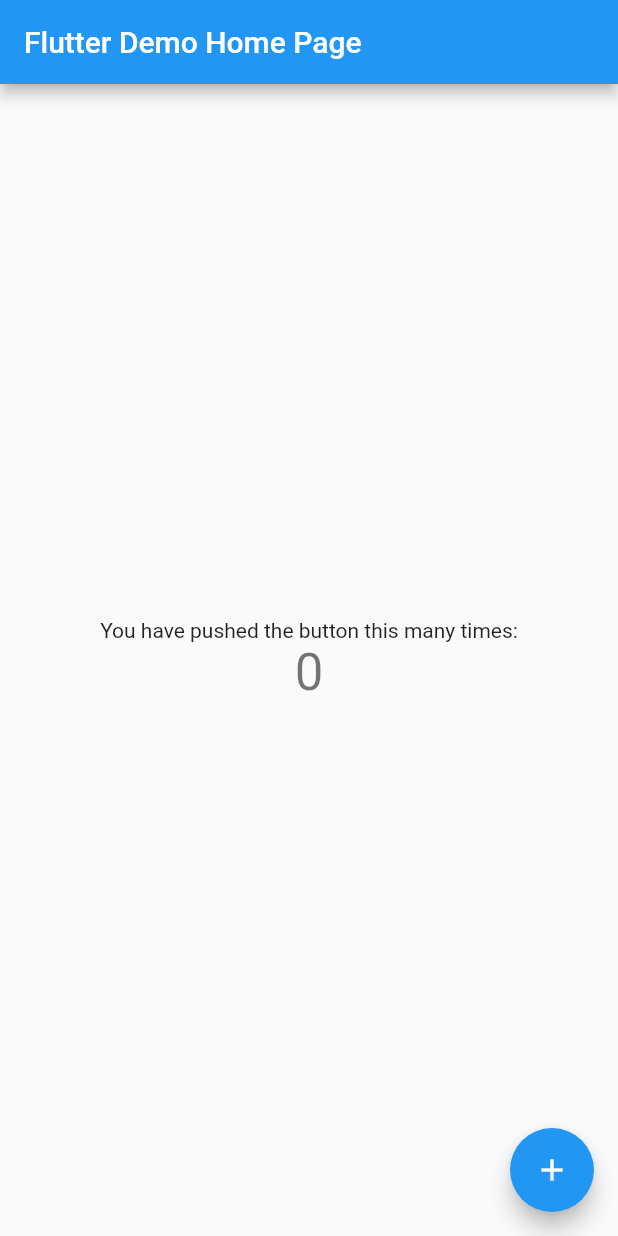
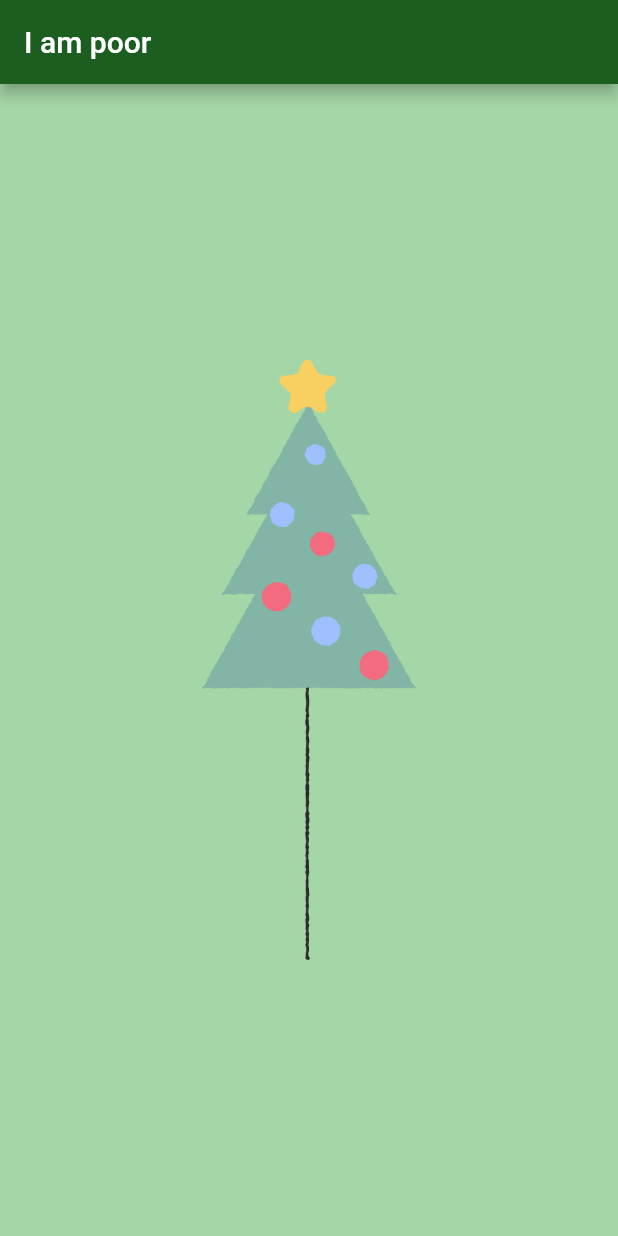
Before and after one commit to zod4iy/FlutterBootCamp, a Flutter app: the screen it shows after launch, on a phone screen of 412 x 824 dp. Run offline on Flutter 3.47's test engine with Material 2 defaults, Android fonts, the phone set to English and light mode, and no system bars.

Commit message:
[i_am_poor] - Create simple screen with image

```diff
--- a/i_am_poor/lib/main.dart
+++ b/i_am_poor/lib/main.dart
@@ -1,115 +1,23 @@
 import 'package:flutter/material.dart';
 
 void main() {
-  runApp(const MyApp());
+  runApp(
+    MaterialApp(
+      home: Scaffold(
+        appBar: AppBar(
+          title: const Text('I am poor'),
+          backgroundColor: Colors.green[900],
+        ),
+        body: const Center(
+            child: Image(
+              image: AssetImage('images/christmas.png'),
+              height: 400,
+              width: 150,
+            ),
+        ),
+        backgroundColor: Colors.green[200],
+      ),
+      debugShowCheckedModeBanner: false,
+    ),
+  );
 }
-
-class MyApp extends StatelessWidget {
-  const MyApp({Key? key}) : super(key: key);
-
-  // This widget is the root of your application.
-  @override
-  Widget build(BuildContext context) {
-    return MaterialApp(
-      title: 'Flutter Demo',
-      theme: ThemeData(
-        // This is the theme of your application.
-        //
-        // Try running your application with "flutter run". You'll see the
-        // application has a blue toolbar. Then, without quitting the app, try
-        // changing the primarySwatch below to Colors.green and then invoke
-        // "hot reload" (press "r" in the console where you ran "flutter run",
-        // or simply save your changes to "hot reload" in a Flutter IDE).
-        // Notice that the counter didn't reset back to zero; the application
-        // is not restarted.
-        primarySwatch: Colors.blue,
-      ),
-      home: const MyHomePage(title: 'Flutter Demo Home Page'),
-    );
-  }
-}
-
-class MyHomePage extends StatefulWidget {
-  const MyHomePage({Key? key, required this.title}) : super(key: key);
-
-  // This widget is the home page of your application. It is stateful, meaning
-  // that it has a State object (defined below) that contains fields that affect
-  // how it looks.
-
-  // This class is the configuration for the state. It holds the values (in this
-  // case the title) provided by the parent (in this case the App widget) and
-  // used by the build method of the State. Fields in a Widget subclass are
-  // always marked "final".
-
-  final String title;
-
-  @override
-  State<MyHomePage> createState() => _MyHomePageState();
-}
-
-class _MyHomePageState extends State<MyHomePage> {
-  int _counter = 0;
-
-  void _incrementCounter() {
-    setState(() {
-      // This call to setState tells the Flutter framework that something has
-      // changed in this State, which causes it to rerun the build method below
-      // so that the display can reflect the updated values. If we changed
-      // _counter without calling setState(), then the build method would not be
-      // called again, and so nothing would appear to happen.
-      _counter++;
-    });
-  }
-
-  @override
-  Widget build(BuildContext context) {
-    // This method is rerun every time setState is called, for instance as done
-    // by the _incrementCounter method above.
-    //
-    // The Flutter framework has been optimized to make rerunning build methods
-    // fast, so that you can just rebuild anything that needs updating rather
-    // than having to individually change instances of widgets.
-    return Scaffold(
-      appBar: AppBar(
-        // Here we take the value from the MyHomePage object that was created by
-        // the App.build method, and use it to set our appbar title.
-        title: Text(widget.title),
-      ),
-      body: Center(
-        // Center is a layout widget. It takes a single child and positions it
-        // in the middle of the parent.
-        child: Column(
-          // Column is also a layout widget. It takes a list of children and
-          // arranges them vertically. By default, it sizes itself to fit its
-          // children horizontally, and tries to be as tall as its parent.
-          //
-          // Invoke "debug painting" (press "p" in the console, choose the
-          // "Toggle Debug Paint" action from the Flutter Inspector in Android
-          // Studio, or the "Toggle Debug Paint" command in Visual Studio Code)
-          // to see the wireframe for each widget.
-          //
-          // Column has various properties to control how it sizes itself and
-          // how it positions its children. Here we use mainAxisAlignment to
-          // center the children vertically; the main axis here is the vertical
-          // axis because Columns are vertical (the cross axis would be
-          // horizontal).
-          mainAxisAlignment: MainAxisAlignment.center,
-          children: <Widget>[
-            const Text(
-              'You have pushed the button this many times:',
-            ),
-            Text(
-              '$_counter',
-              style: Theme.of(context).textTheme.headline4,
-            ),
-          ],
-        ),
-      ),
-      floatingActionButton: FloatingActionButton(
-        onPressed: _incrementCounter,
-        tooltip: 'Increment',
-        child: const Icon(Icons.add),
-      ), // This trailing comma makes auto-formatting nicer for build methods.
-    );
-  }
-}
--- a/i_am_poor/pubspec.yaml
+++ b/i_am_poor/pubspec.yaml
@@ -58,9 +58,8 @@ flutter:
   uses-material-design: true
 
   # To add assets to your application, add an assets section, like this:
-  # assets:
-  #   - images/a_dot_burr.jpeg
-  #   - images/a_dot_ham.jpeg
+  assets:
+    - images/
 
   # An image asset can refer to one or more resolution-specific "variants", see
   # https://flutter.dev/assets-and-images/#resolution-aware.
```
Also changed, not shown: i_am_poor/images/christmas.png (added).
